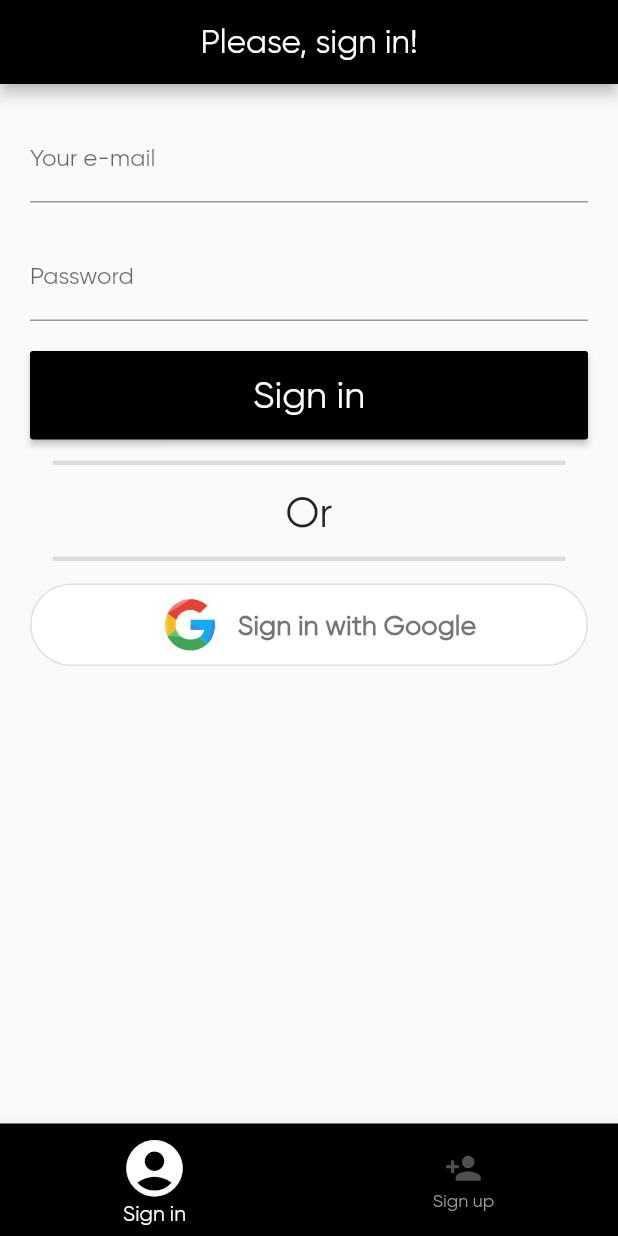
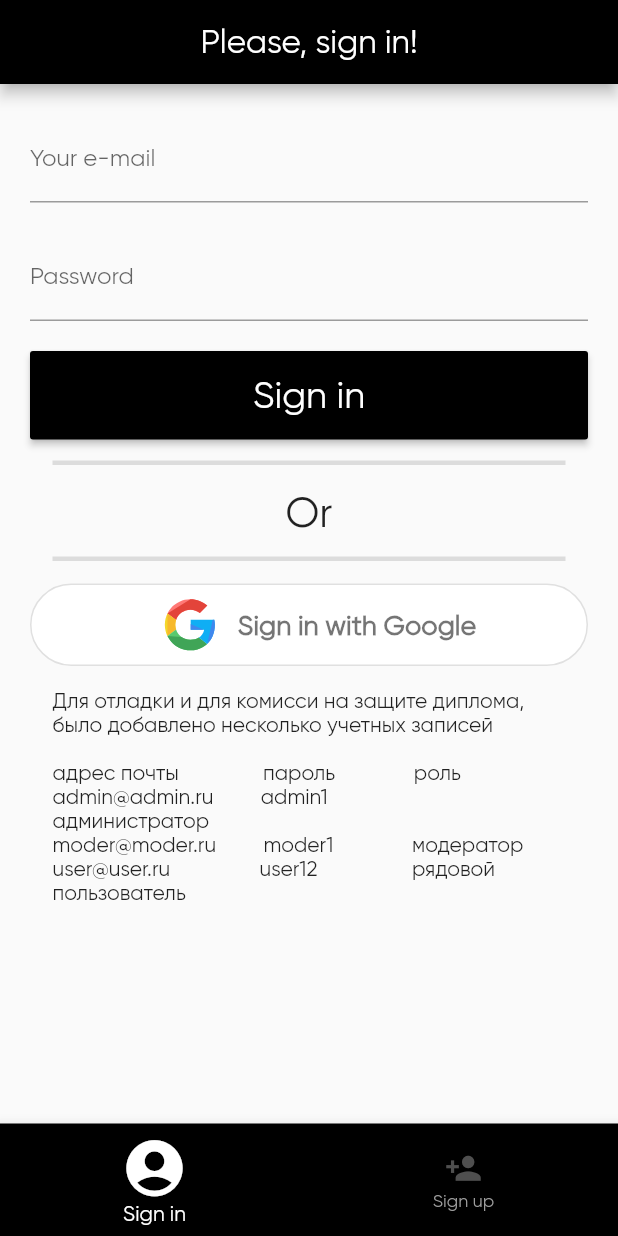
Before and after one commit to AleXWitE/microlearning, a Flutter app: the screen it shows after launch, on a phone screen of 412 x 824 dp. Run offline on Flutter 3.47's test engine with Material 2 defaults, Android fonts, the light colour scheme and no system bars; our stand-ins replace cloud_firestore, firebase_auth, firebase_core, flutter_svg, google_sign_in, moor and 2 more; accounts and stored records are empty; generated files the repository leaves out were written again; statements that could not run were skipped; project files that could hold a hidden picture were left out.

Commit message:
pre-release, some bug-fix v2

```diff
--- a/lib/api/services/google_sign_in.dart
+++ b/lib/api/services/google_sign_in.dart
@@ -36,7 +36,7 @@ class GoogleSignInState extends State<GoogleSignInMethod> {
           onPressed: () async {
             signInWithGoogle().then((auth.User user) {
               Navigator.pushNamedAndRemoveUntil(
-                  context, '/list_events', (route) => false);
+                  context, '/courses', (route) => false);
             }).catchError((e) => print(e));
             setState(() {
               _isSigningIn = true;
--- a/lib/api/youtube.dart
+++ b/lib/api/youtube.dart
@@ -1,5 +1,6 @@
 import 'package:flutter/material.dart';
 import 'package:flutter/cupertino.dart';
+// import 'package:flutter/services.dart';
 import 'package:youtube_player_iframe/youtube_player_iframe.dart';
 
 class YouTubePlay extends StatefulWidget{
@@ -38,6 +39,7 @@ class _YouTubePlayState extends State<YouTubePlay>{
   }
 
 
+
   @override
   Widget build(BuildContext context) {
     const player = YoutubePlayerIFrame(); //определяем под переменную сам iframe
--- a/lib/db/moor_db.dart
+++ b/lib/db/moor_db.dart
@@ -1,4 +1,7 @@
-import 'package:moor_flutter/moor_flutter.dart';
+// import 'package:moor_flutter/moor_flutter.dart';
+import 'package:moor/moor.dart';
+import 'package:flutter/foundation.dart' show kIsWeb;
+import 'package:moor/moor_web.dart';
 
 part 'moor_db.g.dart';
 
@@ -14,9 +17,11 @@ class Favors extends Table {
 
 @UseMoor(tables: [Favors, FavorCards], daos: [FavorDao, FavorCardsDao])
 class AppDatabase extends _$AppDatabase {
-  AppDatabase()
-      : super((FlutterQueryExecutor.inDatabaseFolder(
-            path: "db.sqlite", logStatements: true)));
+  var _db;
+
+  AppDatabase(QueryExecutor e) : super(e);
+  //     : super((FlutterQueryExecutor.inDatabaseFolder(
+  //           path: "db.sqlite", logStatements: true)));
 
   @override
   int get schemaVersion => 2;
--- a/lib/models/flutter_app.dart
+++ b/lib/models/flutter_app.dart
@@ -115,8 +115,7 @@ class _FlutterTutorialAppState extends State<FlutterTutorialApp> {
             return supportedLocales.first;
 
         },
-        // initialRoute: _error ? '/' : _userEmail == null ? '/auth' : '/list_events'  ,
-        initialRoute: userRole == '' ? '/auth' : '/list_events',
+        initialRoute: userRole == '' ? '/auth' : '/courses',
         home: _error
             ? Center(
                 child:
@@ -129,8 +128,8 @@ class _FlutterTutorialAppState extends State<FlutterTutorialApp> {
         ),
         routes: {
           //пути определения классов, переходя по этим ссылкам, будут вызывать эти классы
-          '/list_events': (BuildContext context) => ListScreen(),
-          '/course': (BuildContext context) => HomeScreen(),
+          // '/list_events': (BuildContext context) => ListScreen(),
+          '/courses': (BuildContext context) => ListScreen(),
           '/about': (BuildContext context) => AboutScreen(),
           '/favorite': (BuildContext context) => FavoritesScreen(),
           '/auth': (BuildContext context) => AuthScreen(),
@@ -141,7 +140,7 @@ class _FlutterTutorialAppState extends State<FlutterTutorialApp> {
           //генерация путей второго порядка
           var path = routeSettings.name.split('/'); //разделитель путей в адресе
 
-          if (path[1] == "course") {
+          if (path[1] == "courses") {
             //если первая часть пути такая
             return MaterialPageRoute(
               // то вернуть виджет отрисованного роута
--- a/lib/screens/auth_screen.dart
+++ b/lib/screens/auth_screen.dart
@@ -63,15 +63,17 @@ class _AuthScreenState extends State<AuthScreen>{
     _prefs.setString('USER_NAME', _name);
   }
 
+  void _getDivisions() async {
+    await FirebaseFirestore.instance.collection('divisions').get().then((value) => value.docs.forEach((element) {
+      _divisions.add(Divisions(division: element.id));
+    }));
+  }
+
   @override
   void initState(){
       super.initState();
       _getUser();
-
-      FirebaseFirestore.instance.collection('divisions').get().then((value) => value.docs.forEach((element) {
-        _divisions.add(Divisions(division: element.id));
-      }));
-      // selectedDivision = _divisions.first;
+      _getDivisions();
   }
 
   customSnackBar(String _errorMsg){
@@ -178,7 +180,7 @@ class _AuthScreenState extends State<AuthScreen>{
         print("User: ${user.user.uid} $userName $userRole $userDivision");
 
         Navigator.pushNamedAndRemoveUntil(
-            context, '/list_events', (route) => false);
+            context, '/courses', (route) => false);
         _prefUser(_loginEmail, _loginPass);
       } catch (e) {
         print("Error: $e");
@@ -224,6 +226,15 @@ class _AuthScreenState extends State<AuthScreen>{
               height: 2.0,
             )),
         GoogleSignInMethod(),
+        Padding(
+            padding: EdgeInsets.all(15.0),
+            child: Text("Для отладки и для комисси на защите диплома,\n"
+                "было добавлено несколько учетных записей\n\n"
+                "адрес почты                пароль               роль\n"
+                "admin@admin.ru         admin1                администратор\n"
+                "moder@moder.ru         moder1               модератор\n"
+                "user@user.ru                 user12                  рядовой пользователь")),
+
       ],
     );
   }
--- a/lib/users_roles/moderator_role.dart
+++ b/lib/users_roles/moderator_role.dart
@@ -479,7 +479,7 @@ class _ModeratorRoleState extends State<ModeratorRole> {
             child: Center(
               child: Text(AppLocalizations
                   .of(context)
-                  .notAdmin),
+                  .notModerator),
             ),
           )
         ],
--- a/pubspec.yaml
+++ b/pubspec.yaml
@@ -29,7 +29,7 @@ dependencies:
 #  intl_translation: ^0.14.0+1
   flutter_svg: any
   shared_preferences: ^2.0.5
-  youtube_player_iframe: ^2.0.0
+  youtube_player_iframe: ^2.1.0
   moor_flutter: ^4.0.0
   provider: any
   url_launcher: ^6.0.3
@@ -48,7 +48,7 @@ dependencies:
   cupertino_icons: ^1.0.1
   json_annotation: ^4.0.0
   http: any
-  moor: ^4.0.0
+  moor: ^4.3.2
 
 dev_dependencies:
   flutter_test:
```
Also changed, not shown: lib/components/list_card.dart (+35 -7 lines), lib/components/users.dart (+0 -12 lines), lib/l10n/app_en.arb (+5 -3 lines), lib/l10n/app_ru.arb (+5 -3 lines), lib/screens/home_screen.dart (+33 -21 lines), lib/screens/list_screen.dart (+67 -25 lines), lib/users_roles/admin_role.dart (+9 -23 lines), pubspec.lock.
